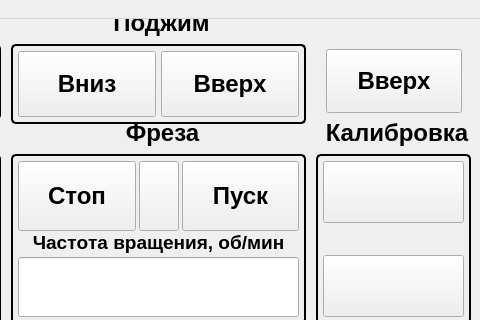
Before: the Qt Designer form mainwindow.ui in Wooferpenza/HMI, drawn with Qt 5; both pictures show x 544 to 1024 and y 0 to 320 of the 1024 by 768 pixel window.
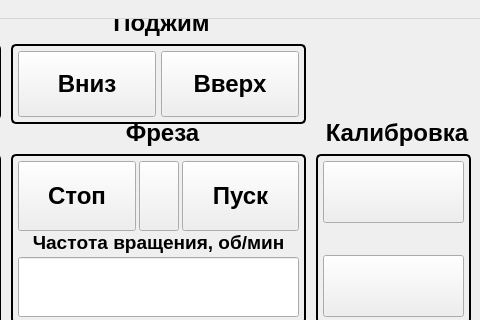
After: the same form once the commit is applied. Custom widgets are drawn as their Qt base class.

```diff
--- a/mainwindow.ui
+++ b/mainwindow.ui
@@ -2818,40 +2818,6 @@
            </item>
           </layout>
          </widget>
-         <widget class="MomentaryButton" name="clumpUpButton_2">
-          <property name="geometry">
-           <rect>
-            <x>775</x>
-            <y>30</y>
-            <width>136</width>
-            <height>64</height>
-           </rect>
-          </property>
-          <property name="sizePolicy">
-           <sizepolicy hsizetype="Minimum" vsizetype="Preferred">
-            <horstretch>0</horstretch>
-            <verstretch>0</verstretch>
-           </sizepolicy>
-          </property>
-          <property name="font">
-           <font>
-            <pointsize>18</pointsize>
-            <bold>true</bold>
-           </font>
-          </property>
-          <property name="focusPolicy">
-           <enum>Qt::FocusPolicy::NoFocus</enum>
-          </property>
-          <property name="text">
-           <string>Вверх</string>
-          </property>
-          <property name="writeAddress" stdset="0">
-           <string>D0.3</string>
-          </property>
-          <property name="readAddress" stdset="0">
-           <string>D0.3</string>
-          </property>
-         </widget>
         </widget>
         <widget class="QWidget" name="pageJournal">
          <widget class="QWidget" name="layoutWidget">
```
Left out of the diff: 30 changed lines with no effect on the pictures.
